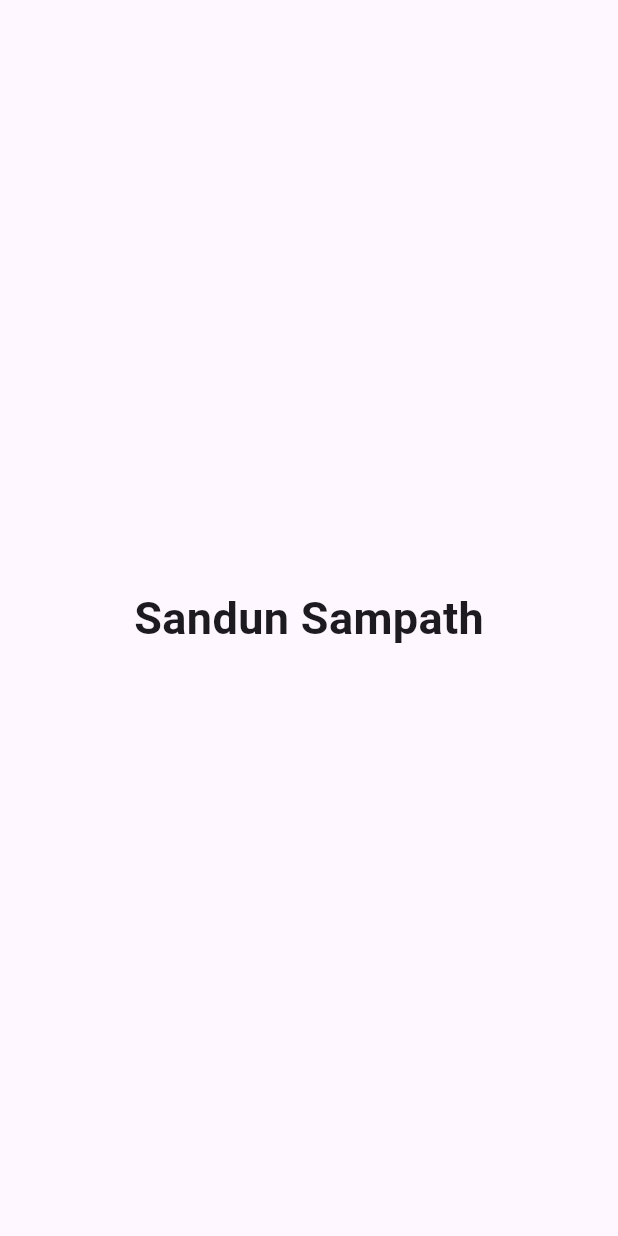
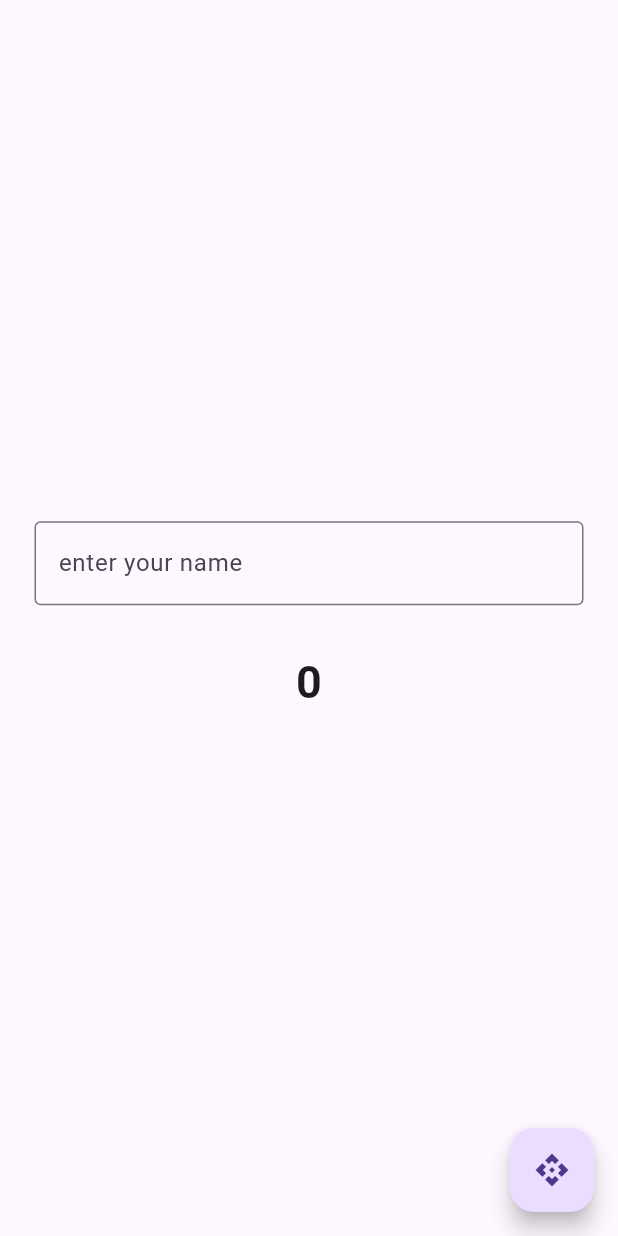
Before and after one commit to Medagangoda/Await-and-Not-Await-calling-method-in-dart, a Flutter app: the screen it shows after launch, on a phone screen of 412 x 824 dp. Run offline on Flutter 3.47's test engine with Material 3 defaults, Android fonts, the phone set to English and light mode, and no system bars.

Commit message:
connect API to user input

```diff
--- a/lib/HomeScreen.dart
+++ b/lib/HomeScreen.dart
@@ -1,4 +1,6 @@
 import 'package:flutter/material.dart';
+import 'package:http/http.dart';
+import 'dart:convert';
 
 
 class Homescreen extends StatefulWidget {
@@ -10,25 +12,24 @@ class Homescreen extends StatefulWidget {
 
 class _HomescreenState extends State<Homescreen> {
 
-  String fullname='';
 
-  // await
+  int age = 0;
+  bool isloading = false;
+  final TextEditingController name = TextEditingController();
+
   void getDate() async {
-    String firstname = await Future.delayed(Duration(seconds: 5),(){
-      return"Sandun";
+    var url = Uri.parse('https://api.agify.io/?name=${name.text}');
+    Response rs = await get(url);
+    //print(rs.body);  (import {API} eken gtta deta tika pennna meka use krnn)
+
+    Map urs = jsonDecode(rs.body);
+
+    setState(() {
+      isloading = false;
+      age = urs['age'];
     });
 
 
-    String Lastname = await Future.delayed(Duration(seconds: 2),(){
-      return "Sampath";
-    });
-
-
-    print("$firstname $Lastname");
-
-    setState(() {
-      fullname = "$firstname $Lastname";
-    });
   }
 
   @override
@@ -36,7 +37,7 @@ class _HomescreenState extends State<Homescreen> {
   void initState() {
     // TODO: implement initState
     super.initState();
-    getDate();
+
 
   }
 
@@ -44,9 +45,38 @@ class _HomescreenState extends State<Homescreen> {
   Widget build(BuildContext context) {
     print("build");
     return Scaffold(
+      floatingActionButton: FloatingActionButton(
+        onPressed: () {
+          isloading = true;
+          getDate();
+        },
+        child: Icon(Icons.api),
+        ),
       body: Padding(
         padding: const EdgeInsets.all(8.0),
-        child: Center(child: Text("$fullname" ,style: TextStyle(fontSize: 30,fontWeight: FontWeight.bold),)),
+        child: Center(child:
+        Padding(
+          padding: const EdgeInsets.all(15.0),
+          child: Column(
+            mainAxisAlignment: MainAxisAlignment.center,
+            children: [
+
+              TextField(
+                controller: name,
+                decoration: InputDecoration(
+                  border: OutlineInputBorder(),
+                  hintText: "enter your name"
+                ),
+              ),
+              SizedBox(height: 30.0),
+
+              if(isloading)
+              Text('loading',style: TextStyle(fontSize: 30,fontWeight: FontWeight.bold))
+              else
+              Text("$age" ,style: TextStyle(fontSize: 30,fontWeight: FontWeight.bold),),
+            ],
+          ),
+        )),
       ),
     );
   }
--- a/pubspec.yaml
+++ b/pubspec.yaml
@@ -35,6 +35,7 @@ dependencies:
   # The following adds the Cupertino Icons font to your application.
   # Use with the CupertinoIcons class for iOS style icons.
   cupertino_icons: ^1.0.6
+  http: ^1.2.2
 
 dev_dependencies:
   flutter_test:
```
Also changed, not shown: lib/SecondScreen.dart (added, +20 -0 lines), pubspec.lock.
